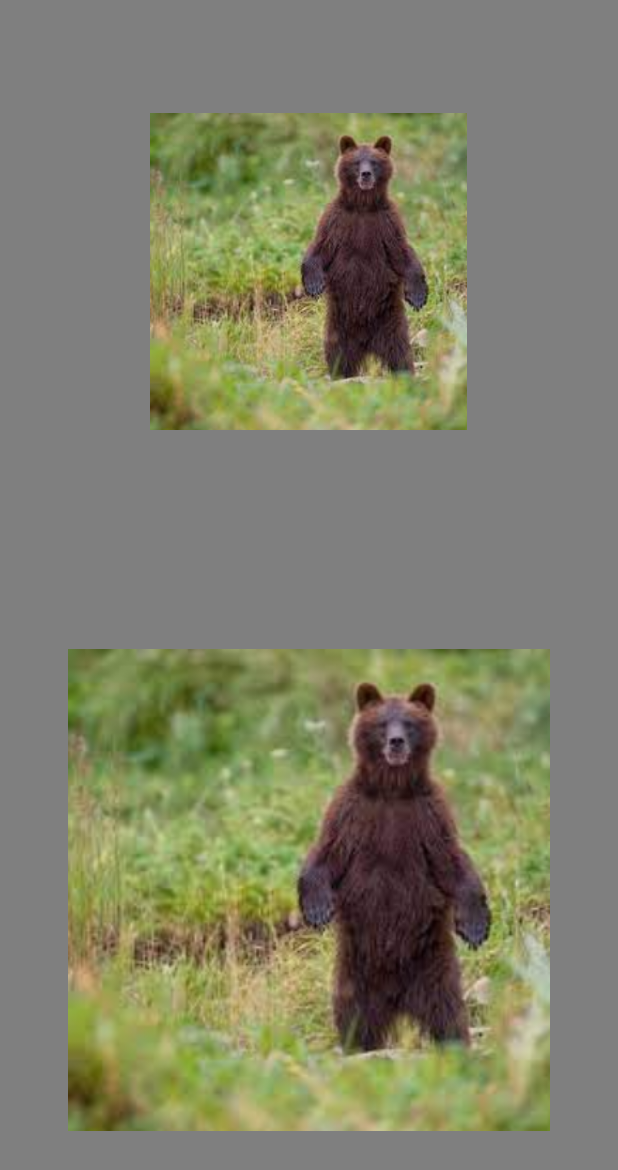
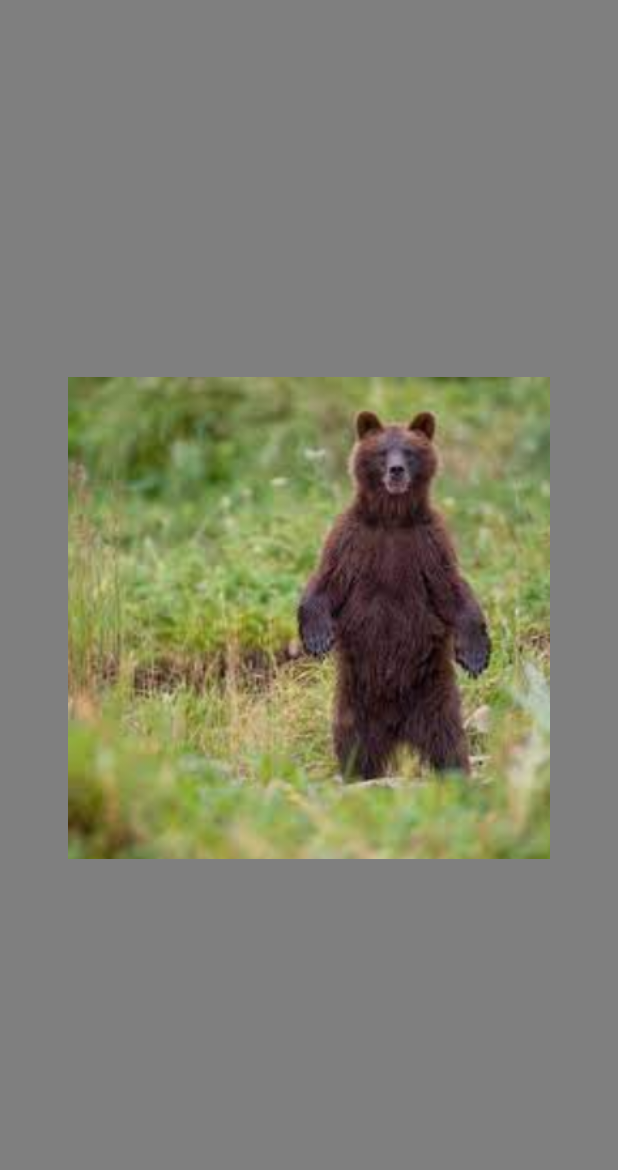
Before and after one commit to nikolamanushev48/Mobile_App, an Android app: the layout activity_main.xml on its own in the app's theme, with its tools: preview values and no code run, on a phone screen of 412 x 824 dp. Shown: the top 1170 px of the screen. Run offline under Robolectric (Android 15) with nearby library versions, the light colour scheme and no system bars.

Commit message:
Samo edna mechka!

```diff
--- a/app/src/main/res/layout/activity_main.xml
+++ b/app/src/main/res/layout/activity_main.xml
@@ -9,14 +9,6 @@
 
 
     <ImageView
-        android:id="@+id/imageView5"
-        android:layout_width="242dp"
-        android:layout_height="362dp"
-        android:layout_gravity="center"
-        android:padding="15dp"
-        android:src="@drawable/bear" />
-
-    <ImageView
         android:id="@+id/imageView4"
         android:layout_width="352dp"
         android:layout_height="match_parent"
```
